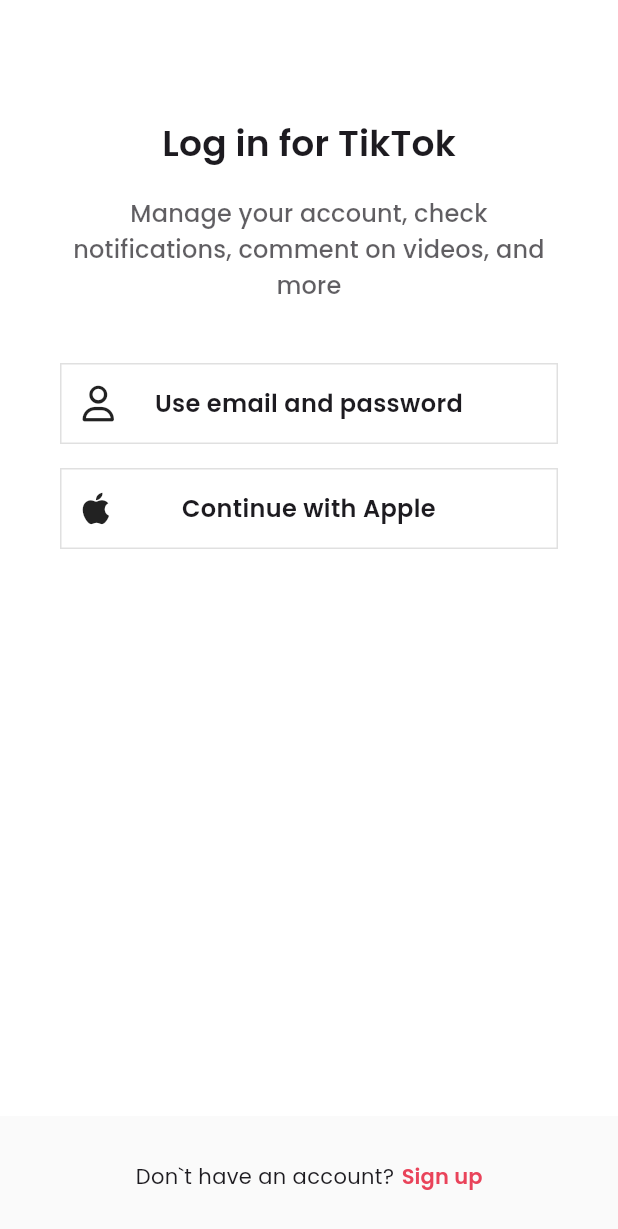
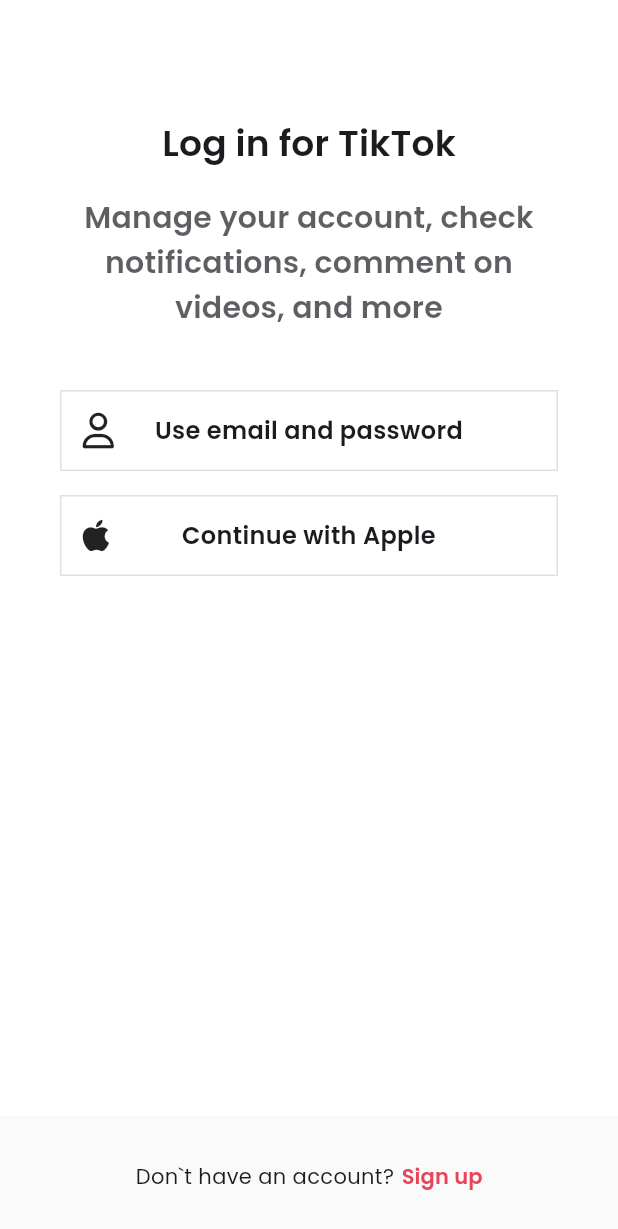
Before and after one commit to Parkil/tiktok_clone, a Flutter app: the screen it shows after launch, after a tap on an icon or button, on a phone screen of 412 x 824 dp. Shown: the top 1229 px of the screen. Run offline on Flutter 3.47's test engine with Material 3 defaults, Android fonts, the phone set to English and light mode, and no system bars; our stand-ins replace font_awesome_flutter, go_router, google_fonts, jiffy, readmore, video_player and 1 more.

Commit message:
임시 업로드

```diff
--- a/lib/config/theme/light_theme.dart
+++ b/lib/config/theme/light_theme.dart
@@ -9,10 +9,26 @@ BottomAppBarTheme _bottomAppBarTheme() {
   );
 }
 
+AppBarTheme _appBarTheme() {
+  return AppBarTheme(
+    foregroundColor: Colors.black,
+    backgroundColor: Colors.white,
+    surfaceTintColor: Colors.white,
+    elevation: 0,
+    titleTextStyle: TextStyle(
+      fontSize: Sizes.size20,
+      fontWeight: FontWeight.w600,
+      color: Colors.black,
+      fontFamily: fontFamily(),
+    ),
+  );
+}
+
 ThemeData lightTheme() {
   return ThemeData(
     useMaterial3: true,
     textTheme: textTheme(),
+    appBarTheme: _appBarTheme(),
     bottomAppBarTheme: _bottomAppBarTheme(),
 
 
@@ -31,17 +47,6 @@ ThemeData lightTheme() {
     // tap 가능한 영역을 tab 했을때 표시 되는 색상
     splashColor: Colors.transparent,
     // tap 시 물결 효과 색상
-    appBarTheme: const AppBarTheme(
-      foregroundColor: Colors.black,
-      backgroundColor: Colors.white,
-      surfaceTintColor: Colors.white,
-      elevation: 0,
-      titleTextStyle: TextStyle(
-        fontSize: Sizes.size20,
-        fontWeight: FontWeight.w600,
-        color: Colors.black,
-      ),
-    ),
     iconButtonTheme: const IconButtonThemeData(
       style: ButtonStyle(splashFactory: NoSplash.splashFactory),
     ),
--- a/lib/config/theme/text_theme.dart
+++ b/lib/config/theme/text_theme.dart
@@ -1,6 +1,10 @@
 import 'package:flutter/material.dart';
 import 'package:google_fonts/google_fonts.dart';
 import 'package:tiktok_clone/constants/sizes.dart';
+
+String? fontFamily() {
+  return GoogleFonts.poppins().fontFamily;
+}
 
 TextTheme textTheme() {
   return TextTheme(
@@ -19,12 +23,12 @@ TextTheme textTheme() {
       letterSpacing: 0.15
     ),
     titleMedium: GoogleFonts.poppins(
-      fontSize: Sizes.size16,
+      fontSize: Sizes.size20,
+      fontWeight: FontWeight.w600,
       letterSpacing: 0.15,
     ),
     titleSmall: GoogleFonts.poppins(
-      fontSize: Sizes.size18,
-      fontWeight: FontWeight.w500,
+      fontSize: Sizes.size16,
       letterSpacing: 0.1
     ),
     bodyLarge: GoogleFonts.poppins(
--- a/lib/features/authentication/email_screen.dart
+++ b/lib/features/authentication/email_screen.dart
@@ -6,7 +6,9 @@ import 'package:tiktok_clone/features/authentication/widgets/form_button.dart';
 import 'package:tiktok_clone/util/validation.dart';
 
 class EmailScreen extends StatefulWidget {
-  static const routeName = "/email";
+  static const routeUrl = "/email";
+  static const routeName = "email";
+
   final String userName;
 
   const EmailScreen({
--- a/lib/features/authentication/sign_up_screen.dart
+++ b/lib/features/authentication/sign_up_screen.dart
@@ -29,7 +29,7 @@ class SignUpScreen extends StatelessWidget {
   }
 
   void _onUserNameTap(BuildContext context) {
-    context.pushNamed("username_screen");
+    context.pushNamed(UserNameScreen.routeName);
   }
 
   /*
@@ -57,7 +57,7 @@ class SignUpScreen extends StatelessWidget {
                     opacity: 0.7,
                     child: Text(
                       S.of(context).signUpSubTitle(2),
-                      style: Theme.of(context).textTheme.titleMedium,
+                      style: Theme.of(context).textTheme.titleSmall,
                       textAlign: TextAlign.center,
                     ),
                   ),
--- a/lib/features/authentication/username_screen.dart
+++ b/lib/features/authentication/username_screen.dart
@@ -69,6 +69,7 @@ class _UserNameScreenState extends State<UserNameScreen> {
             controller: _userNameController,
             decoration: InputDecoration(
               hintText: "Username",
+              hintStyle: const TextStyle(fontSize: Sizes.size16, fontWeight: FontWeight.bold),
               enabledBorder: UnderlineInputBorder(
                   borderSide: BorderSide(color: Colors.grey.shade400)),
               focusedBorder: UnderlineInputBorder(
--- a/lib/router.dart
+++ b/lib/router.dart
@@ -33,7 +33,8 @@ final router = GoRouter(
       },
     ),
     GoRoute(
-      path: EmailScreen.routeName,
+      name: EmailScreen.routeName,
+      path: EmailScreen.routeUrl,
       builder: (context, state) {
         final args =
             state.extra as EmailScreenArgs; // as 를 선언 하면 일종의 casting 역할을 한다
```
